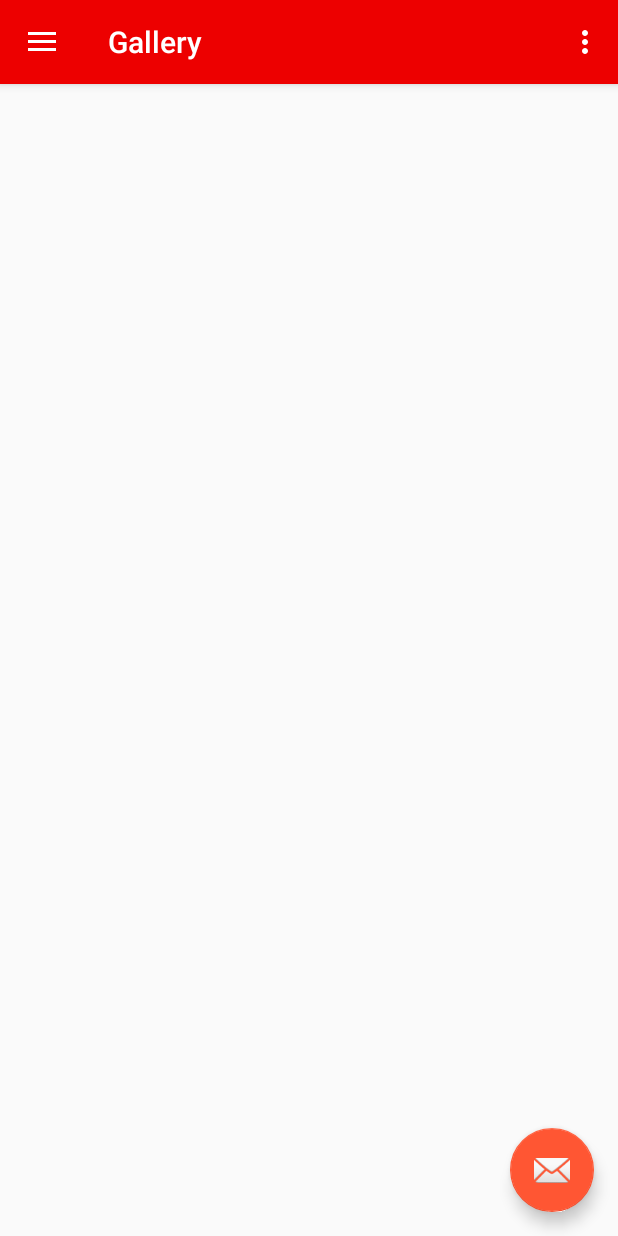
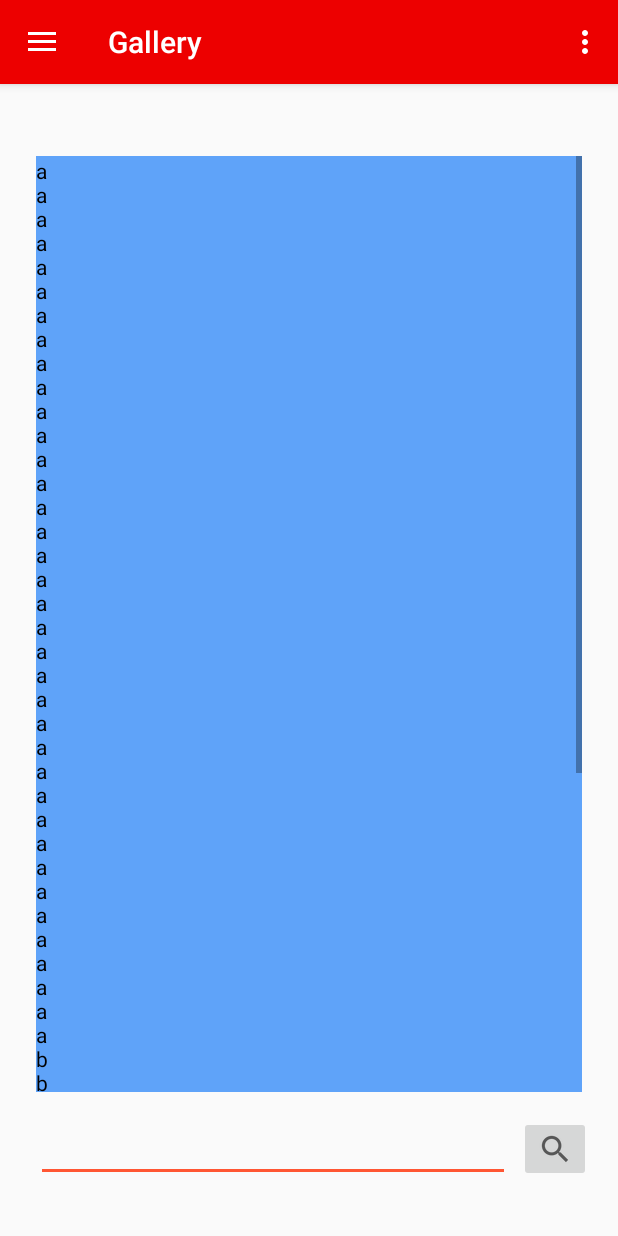
Before and after one commit to isthisthereallife/MarvellisimoApp, an Android app: the screen it shows after launch (MainActivity), in the side drawer, after a tap on "Gallery", on a phone screen of 412 x 824 dp. Run offline under Robolectric (Android 15) with nearby library versions, the phone set to English and light mode, and no system bars; our stand-ins replace navigation-ui.

Commit message:
second attempt

```diff
--- a/app/src/main/java/isthisstuff/practice/marvellisimohdd/MainActivity.kt
+++ b/app/src/main/java/isthisstuff/practice/marvellisimohdd/MainActivity.kt
@@ -24,11 +24,14 @@ class MainActivity : AppCompatActivity() {
         val toolbar: Toolbar = findViewById(R.id.toolbar)
         setSupportActionBar(toolbar)
 
+        /*
         val fab: FloatingActionButton = findViewById(R.id.fab)
         fab.setOnClickListener { view ->
             Snackbar.make(view, "Replace with your own action", Snackbar.LENGTH_LONG)
                     .setAction("Action", null).show()
         }
+
+         */
         val drawerLayout: DrawerLayout = findViewById(R.id.drawer_layout)
         val navView: NavigationView = findViewById(R.id.nav_view)
         val navController = findNavController(R.id.nav_host_fragment)
--- a/app/src/main/java/isthisstuff/practice/marvellisimohdd/ui/gallery/GalleryFragment.kt
+++ b/app/src/main/java/isthisstuff/practice/marvellisimohdd/ui/gallery/GalleryFragment.kt
@@ -22,10 +22,6 @@ class GalleryFragment : Fragment() {
         galleryViewModel =
                 ViewModelProviders.of(this).get(GalleryViewModel::class.java)
         val root = inflater.inflate(R.layout.fragment_gallery, container, false)
-        val textView: TextView = root.findViewById(R.id.text_gallery)
-        galleryViewModel.text.observe(viewLifecycleOwner, Observer {
-            textView.text = it
-        })
         return root
     }
 }
--- a/app/src/main/java/isthisstuff/practice/marvellisimohdd/ui/gallery/GalleryViewModel.kt
+++ b/app/src/main/java/isthisstuff/practice/marvellisimohdd/ui/gallery/GalleryViewModel.kt
@@ -1,10 +1,10 @@
-package isthisstuff.practice.marvellisimohdd.ui.find
+package isthisstuff.practice.marvellisimohdd.ui.gallery
 
 import androidx.lifecycle.LiveData
 import androidx.lifecycle.MutableLiveData
 import androidx.lifecycle.ViewModel
 
-class FindViewModel : ViewModel() {
+class GalleryViewModel : ViewModel() {
 
     private val _text = MutableLiveData<String>().apply {
         value = "This is find Fragment"
--- a/app/src/main/res/layout/app_bar_main.xml
+++ b/app/src/main/res/layout/app_bar_main.xml
@@ -22,6 +22,7 @@
 
     <include layout="@layout/content_main" />
 
+    <!--
     <com.google.android.material.floatingactionbutton.FloatingActionButton
         android:id="@+id/fab"
         android:layout_width="wrap_content"
@@ -29,5 +30,6 @@
         android:layout_gravity="bottom|end"
         android:layout_margin="@dimen/fab_margin"
         app:srcCompat="@android:drawable/ic_dialog_email" />
+        -->
 
 </androidx.coordinatorlayout.widget.CoordinatorLayout>
--- a/app/src/main/res/layout/fragment_gallery.xml
+++ b/app/src/main/res/layout/fragment_gallery.xml
@@ -6,6 +6,7 @@
     android:layout_height="match_parent"
     tools:context=".ui.gallery.GalleryFragment">
 
+    <!--
     <TextView
         android:id="@+id/text_gallery"
         android:layout_width="match_parent"
@@ -19,4 +20,45 @@
         app:layout_constraintEnd_toEndOf="parent"
         app:layout_constraintStart_toStartOf="parent"
         app:layout_constraintTop_toTopOf="parent" />
+        -->
+
+    <ScrollView
+        android:background="@color/secondaryLightColor"
+        android:layout_width="match_parent"
+        android:layout_height="match_parent"
+        android:layout_marginTop="48dp"
+        android:layout_marginBottom="96dp"
+        android:layout_marginStart="24dp"
+        android:layout_marginEnd="24dp"
+        app:layout_constraintBottom_toBottomOf="parent"
+        app:layout_constraintLeft_toLeftOf="parent"
+        app:layout_constraintRight_toRightOf="parent"
+        app:layout_constraintTop_toTopOf="parent">
+        <TextView
+            android:layout_width="match_parent"
+            android:layout_height="wrap_content"
+            android:text="a\na\na\na\na\na\na\na\na\na\na\na\na\na\na\na\na\na\na\na\na\na\na\na\na\na\na\na\na\na\na\na\na\na\na\na\na\nb\nb\nb\nb\nb\nb\nb\nb\nb\nb\nb\nb\nb\nb\nb\nb\nb\nb\nb\nb\nb\nb"/>
+    </ScrollView>
+
+    <EditText
+        android:layout_width="match_parent"
+        android:layout_height="wrap_content"
+        android:layout_marginEnd="72dp"
+        android:layout_marginStart="24dp"
+        app:layout_constraintBottom_toBottomOf="parent"
+        app:layout_constraintLeft_toLeftOf="parent"
+        app:layout_constraintRight_toRightOf="parent"
+        app:layout_constraintTop_toTopOf="parent"
+        app:layout_constraintVertical_bias=".95" />
+
+    <ImageButton
+        android:layout_width="wrap_content"
+        android:layout_height="wrap_content"
+        android:src="?android:attr/actionModeWebSearchDrawable"
+        app:layout_constraintBottom_toBottomOf="parent"
+        app:layout_constraintHorizontal_bias="0.95"
+        app:layout_constraintLeft_toLeftOf="parent"
+        app:layout_constraintRight_toRightOf="parent"
+        app:layout_constraintTop_toTopOf="parent"
+        app:layout_constraintVertical_bias=".95" />
 </androidx.constraintlayout.widget.ConstraintLayout>
--- a/app/src/main/res/values/colors.xml
+++ b/app/src/main/res/values/colors.xml
@@ -6,6 +6,6 @@
     <color name="secondaryColor">#1575c6</color>
     <color name="secondaryLightColor">#5fa3f9</color>
     <color name="secondaryDarkColor">#004a95</color>
-    <color name="primaryTextColor">#ffffff</color>
+    <color name="primaryTextColor">#000000</color>
     <color name="secondaryTextColor">#ffffff</color>
 </resources>
--- a/build.gradle
+++ b/build.gradle
@@ -6,7 +6,7 @@ buildscript {
         jcenter()
     }
     dependencies {
-        classpath "com.android.tools.build:gradle:4.0.0"
+        classpath 'com.android.tools.build:gradle:4.0.1'
         classpath "org.jetbrains.kotlin:kotlin-gradle-plugin:$kotlin_version"
 
         // NOTE: Do not place your application dependencies here; they belong
```
